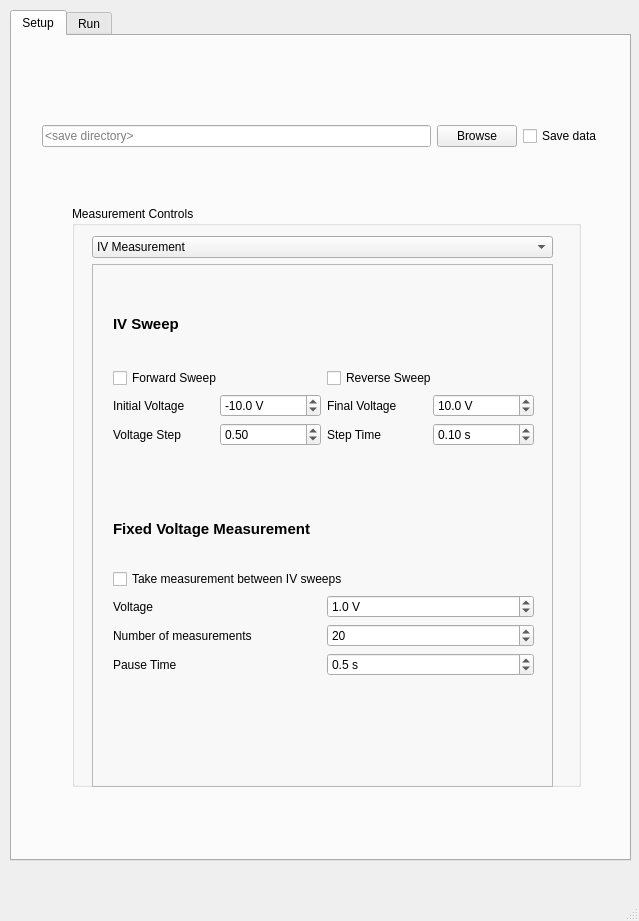
Before: the Qt Designer form transistor_tools_GUII.ui in AFMD/conductivity-K2400, drawn with Qt 5.
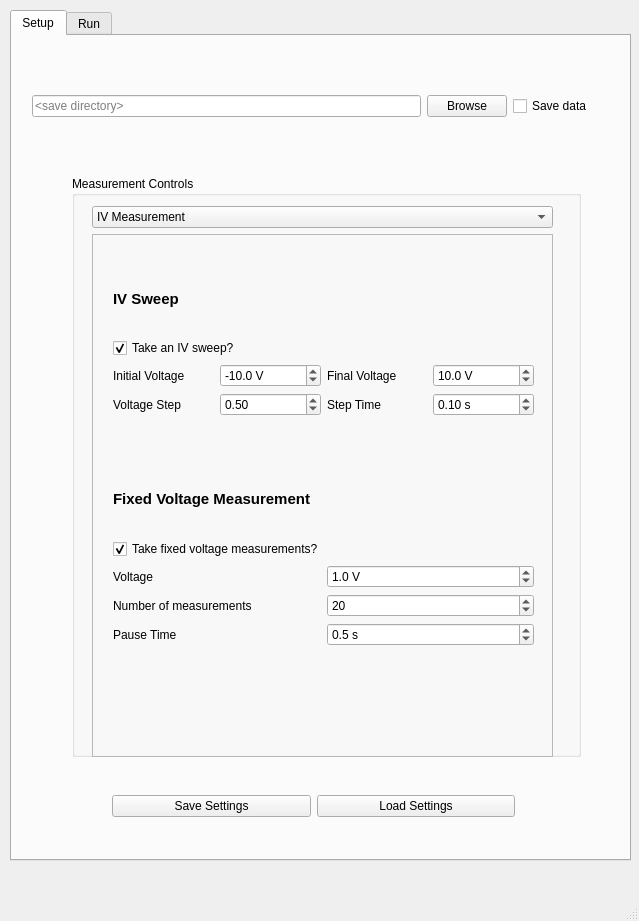
After: the same form once the commit is applied. The open tabs and pages were chosen to show the change. Custom widgets are drawn as their Qt base class.

Commit message: load previous settings

Patch:
```diff
--- a/transistor_tools_GUII.ui
+++ b/transistor_tools_GUII.ui
@@ -33,8 +33,8 @@
      <widget class="QWidget" name="gridLayoutWidget_2">
       <property name="geometry">
        <rect>
-        <x>30</x>
-        <y>70</y>
+        <x>20</x>
+        <y>40</y>
         <width>561</width>
         <height>61</height>
        </rect>
@@ -70,7 +70,7 @@
       <property name="geometry">
        <rect>
         <x>60</x>
-        <y>170</y>
+        <y>140</y>
         <width>509</width>
         <height>581</height>
        </rect>
@@ -163,7 +163,10 @@
                 <string>takefixedV</string>
                </property>
                <property name="text">
-                <string>Take measurement between IV sweeps</string>
+                <string>Take fixed voltage measurements?</string>
+               </property>
+               <property name="checked">
+                <bool>true</bool>
                </property>
               </widget>
              </item>
@@ -249,9 +252,9 @@
             <property name="geometry">
              <rect>
               <x>20</x>
-              <y>20</y>
+              <y>30</y>
               <width>421</width>
-              <height>161</height>
+              <height>151</height>
              </rect>
             </property>
             <layout class="QVBoxLayout" name="verticalLayout_3">
@@ -270,28 +273,17 @@
               </widget>
              </item>
              <item>
-              <layout class="QHBoxLayout" name="horizontalLayout_3">
-               <item>
-                <widget class="QCheckBox" name="checkBox_2">
-                 <property name="accessibleName">
-                  <string>SweepForward</string>
-                 </property>
-                 <property name="text">
-                  <string>Forward Sweep</string>
-                 </property>
-                </widget>
-               </item>
-               <item>
-                <widget class="QCheckBox" name="checkBox_3">
-                 <property name="accessibleName">
-                  <string>SweepReverse</string>
-                 </property>
-                 <property name="text">
-                  <string>Reverse Sweep</string>
-                 </property>
-                </widget>
-               </item>
-              </layout>
+              <widget class="QCheckBox" name="checkBox_2">
+               <property name="accessibleName">
+                <string>takeIVsweep</string>
+               </property>
+               <property name="text">
+                <string>Take an IV sweep?</string>
+               </property>
+               <property name="checked">
+                <bool>true</bool>
+               </property>
+              </widget>
              </item>
              <item>
               <layout class="QGridLayout" name="gridLayout_4">
@@ -587,6 +579,38 @@
        </layout>
       </widget>
      </widget>
+     <widget class="QWidget" name="horizontalLayoutWidget">
+      <property name="geometry">
+       <rect>
+        <x>100</x>
+        <y>750</y>
+        <width>403</width>
+        <height>41</height>
+       </rect>
+      </property>
+      <layout class="QHBoxLayout" name="horizontalLayout">
+       <item>
+        <widget class="QPushButton" name="pushButton_save">
+         <property name="accessibleName">
+          <string>saveSettings</string>
+         </property>
+         <property name="text">
+          <string>Save Settings</string>
+         </property>
+        </widget>
+       </item>
+       <item>
+        <widget class="QPushButton" name="pushButton_load">
+         <property name="accessibleName">
+          <string>loadSettings</string>
+         </property>
+         <property name="text">
+          <string>Load Settings</string>
+         </property>
+        </widget>
+       </item>
+      </layout>
+     </widget>
     </widget>
     <widget class="QWidget" name="tab_2">
      <attribute name="title">
```
Left out of the diff: 50 changed lines with no effect on the pictures. The commit also changes 12 other files.
